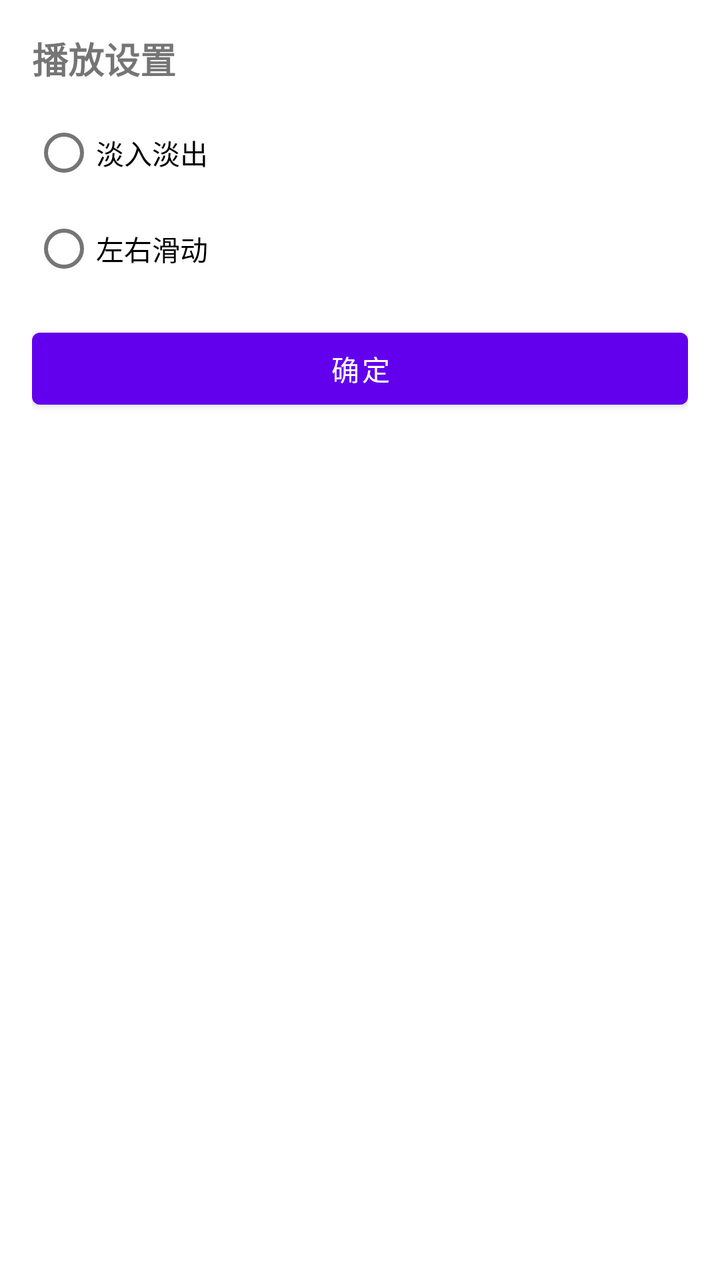
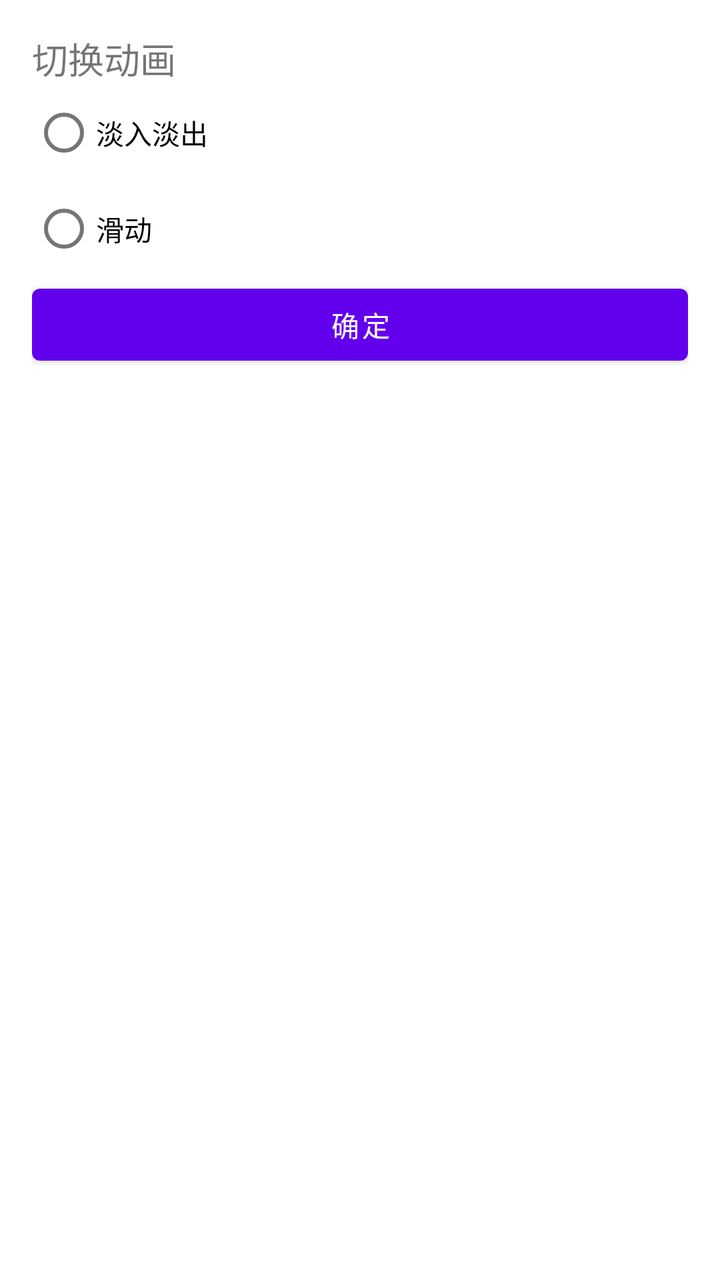

Screens rendered from an Android XML layout before and after an edit, with the pre-edit source and the edit as a unified diff.
<!-- AndroidManifest.xml: application theme Theme.PhotoAlbumPlayer -->
<!-- res/layout/dialog_main_setting.xml -->
<?xml version="1.0" encoding="utf-8"?>
<LinearLayout xmlns:android="http://schemas.android.com/apk/res/android"
    android:layout_width="match_parent"
    android:layout_height="wrap_content"
    android:orientation="vertical"
    android:padding="16dp">

    <TextView
        android:layout_width="wrap_content"
        android:layout_height="wrap_content"
        android:text="播放设置"
        android:textSize="18sp"
        android:textStyle="bold"/>

    <RadioGroup
        android:id="@+id/rgAnim"
        android:layout_width="match_parent"
        android:layout_height="wrap_content"
        android:layout_marginTop="10dp">
        <RadioButton
            android:id="@+id/rbFade"
            android:layout_width="wrap_content"
            android:layout_height="wrap_content"
            android:text="淡入淡出"/>
        <RadioButton
            android:id="@+id/rbSlide"
            android:layout_width="wrap_content"
            android:layout_height="wrap_content"
            android:text="左右滑动"/>
    </RadioGroup>

    <Button
        android:id="@+id/btnConfirm"
        android:layout_width="match_parent"
        android:layout_height="wrap_content"
        android:text="确定"
        android:layout_marginTop="12dp"/>
</LinearLayout>
<!-- resources referenced by this layout -->
<resources>
  <style name="Theme.PhotoAlbumPlayer" parent="Theme.MaterialComponents.DayNight.NoActionBar">
          <item name="android:statusBarColor">?attr/colorPrimary</item>
      </style>
</resources>

<!-- the commit's change to res/layout/dialog_main_setting.xml (unified diff, before → after) -->
@@ -2,21 +2,19 @@
 <LinearLayout xmlns:android="http://schemas.android.com/apk/res/android"
     android:layout_width="match_parent"
     android:layout_height="wrap_content"
-    android:orientation="vertical"
-    android:padding="16dp">
+    android:padding="16dp"
+    android:orientation="vertical">
 
     <TextView
         android:layout_width="wrap_content"
         android:layout_height="wrap_content"
-        android:text="播放设置"
-        android:textSize="18sp"
-        android:textStyle="bold"/>
+        android:text="切换动画"
+        android:textSize="18sp"/>
 
     <RadioGroup
         android:id="@+id/rgAnim"
-        android:layout_width="match_parent"
-        android:layout_height="wrap_content"
-        android:layout_marginTop="10dp">
+        android:layout_width="wrap_content"
+        android:layout_height="wrap_content">
         <RadioButton
             android:id="@+id/rbFade"
             android:layout_width="wrap_content"
@@ -26,13 +24,12 @@
             android:id="@+id/rbSlide"
             android:layout_width="wrap_content"
             android:layout_height="wrap_content"
-            android:text="左右滑动"/>
+            android:text="滑动"/>
     </RadioGroup>
 
     <Button
         android:id="@+id/btnConfirm"
         android:layout_width="match_parent"
         android:layout_height="wrap_content"
-        android:text="确定"
-        android:layout_marginTop="12dp"/>
+        android:text="确定"/>
 </LinearLayout>
